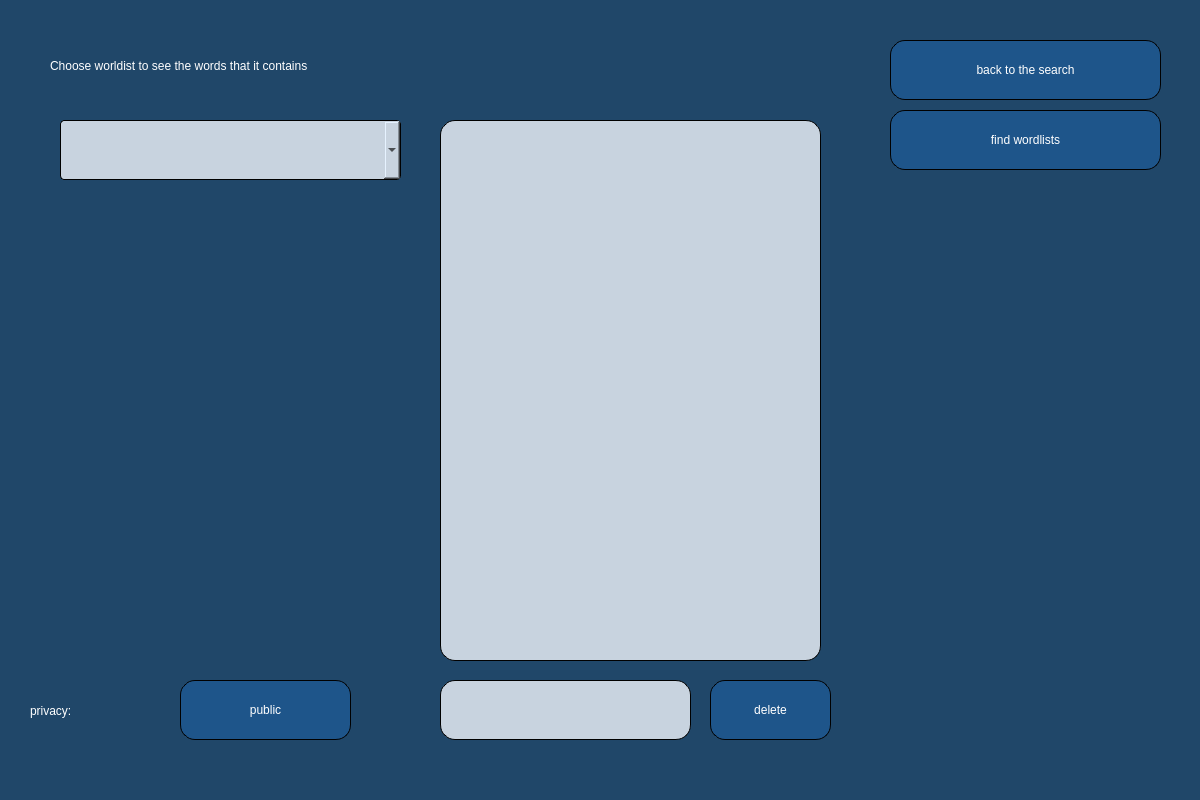
This is WindowsGraphics/MyWordlistsWindow.ui in Skripkon/App-for-learning-English-LANGOD as Qt 5 draws it before an edit. The edited form follows.
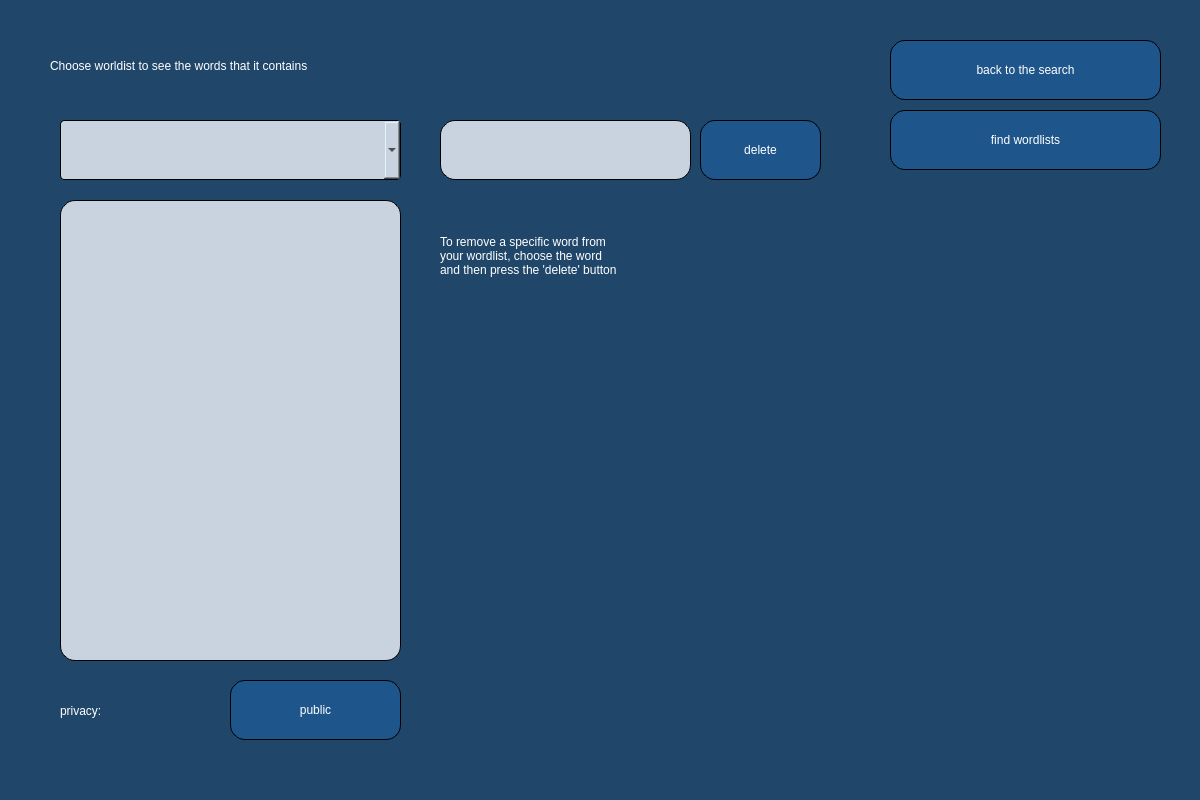
This is the edited form.

Commit message: graphics of window with wordlists changed

What changed in the file:
```diff
--- a/WindowsGraphics/MyWordlistsWindow.ui
+++ b/WindowsGraphics/MyWordlistsWindow.ui
@@ -20,8 +20,8 @@
   <widget class="QPushButton" name="delete_word_button">
    <property name="geometry">
     <rect>
-     <x>710</x>
-     <y>680</y>
+     <x>700</x>
+     <y>120</y>
      <width>121</width>
      <height>60</height>
     </rect>
@@ -45,7 +45,7 @@
   <widget class="QPushButton" name="change_privacy_button">
    <property name="geometry">
     <rect>
-     <x>180</x>
+     <x>230</x>
      <y>680</y>
      <width>171</width>
      <height>60</height>
@@ -70,7 +70,7 @@
   <widget class="QLabel" name="privacy_line">
    <property name="geometry">
     <rect>
-     <x>30</x>
+     <x>60</x>
      <y>690</y>
      <width>131</width>
      <height>41</height>
@@ -112,10 +112,10 @@
   <widget class="QTextEdit" name="words_text">
    <property name="geometry">
     <rect>
-     <x>440</x>
-     <y>120</y>
-     <width>381</width>
-     <height>541</height>
+     <x>60</x>
+     <y>200</y>
+     <width>341</width>
+     <height>461</height>
     </rect>
    </property>
    <property name="styleSheet">
@@ -142,7 +142,7 @@
    <property name="geometry">
     <rect>
      <x>440</x>
-     <y>680</y>
+     <y>120</y>
      <width>251</width>
      <height>60</height>
     </rect>
@@ -231,6 +231,25 @@
     <string>find wordlists</string>
    </property>
   </widget>
+  <widget class="QLabel" name="privacy_line_3">
+   <property name="geometry">
+    <rect>
+     <x>440</x>
+     <y>200</y>
+     <width>421</width>
+     <height>111</height>
+    </rect>
+   </property>
+   <property name="styleSheet">
+    <string notr="true">color: rgb(255, 255, 255);
+font: 19pt &quot;Yrsa&quot;;</string>
+   </property>
+   <property name="text">
+    <string>To remove a specific word from
+your wordlist, choose the word
+and then press the 'delete' button</string>
+   </property>
+  </widget>
  </widget>
  <resources/>
  <connections/>
```
